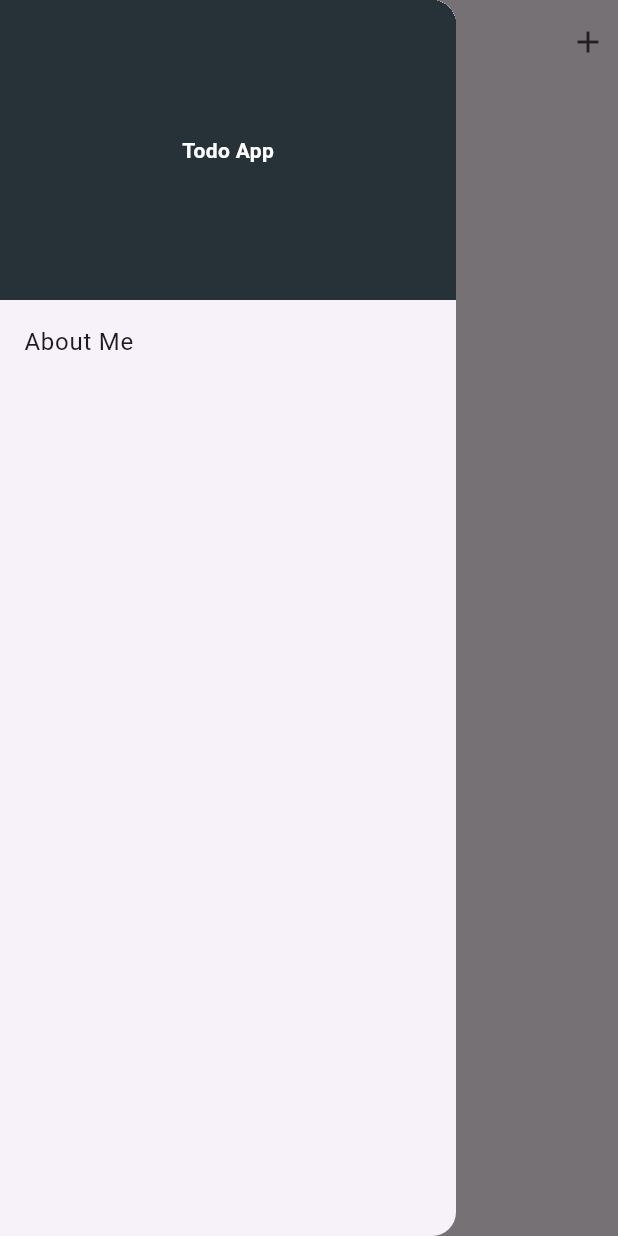
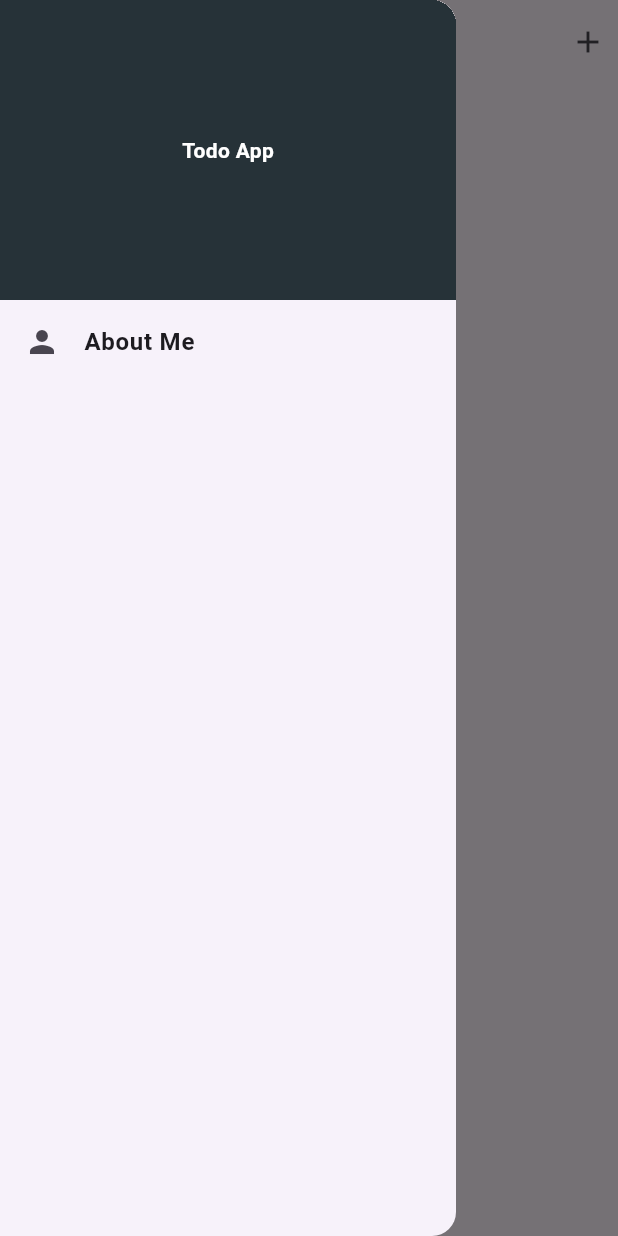
Before and after one commit to asvpxvivien/todoapp, a Flutter app: the screen it shows after launch, with the side drawer open, on a phone screen of 412 x 824 dp. Run offline on Flutter 3.47's test engine with Material 3 defaults, Android fonts, the phone set to English and light mode, and no system bars; our stand-ins replace shared_preferences.

```diff
--- a/lib/mainScreen.dart
+++ b/lib/mainScreen.dart
@@ -98,7 +98,13 @@ class _MainscreenState extends State<Mainscreen> {
                 ),
               ),
             ),
-            ListTile(title: Text("About Me")),
+            ListTile(
+              leading: Icon(Icons.person),
+              title: Text(
+                "About Me",
+                style: TextStyle(fontWeight: FontWeight.bold),
+              ),
+            ),
           ],
         ),
       ),
--- a/pubspec.yaml
+++ b/pubspec.yaml
@@ -36,6 +36,7 @@ dependencies:
   cupertino_icons: ^1.0.8
   flutter_feather_icons: ^2.0.0+1
   shared_preferences: ^2.5.3
+  url_launcher: ^6.3.1
 
 dev_dependencies:
   flutter_test:
```
Also changed, not shown: pubspec.lock, 5 other files.
